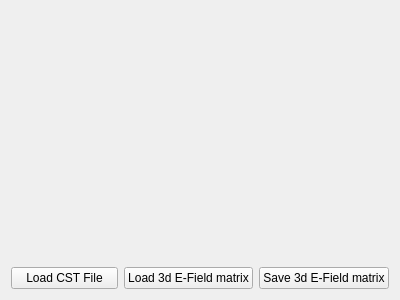
Above: ui_e_field_manipulation_widget.ui from TheJRapp/PeriphNeuronStim before the change. Below: the same form after it.
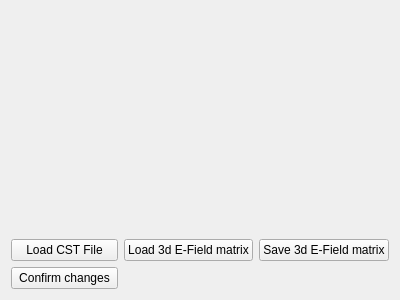
That is the form after the change.

Commit message: added user input to manipulation plot

Patch:
```diff
--- a/ui_e_field_manipulation_widget.ui
+++ b/ui_e_field_manipulation_widget.ui
@@ -46,6 +46,13 @@
      <layout class="QVBoxLayout" name="e_field_layout"/>
     </widget>
    </item>
+   <item row="2" column="0">
+    <widget class="QPushButton" name="confirm_button">
+     <property name="text">
+      <string>Confirm changes</string>
+     </property>
+    </widget>
+   </item>
   </layout>
  </widget>
  <resources/>
```
Left out of the diff: 14 changed lines with no effect on the pictures. The commit also changes 2 other files.
